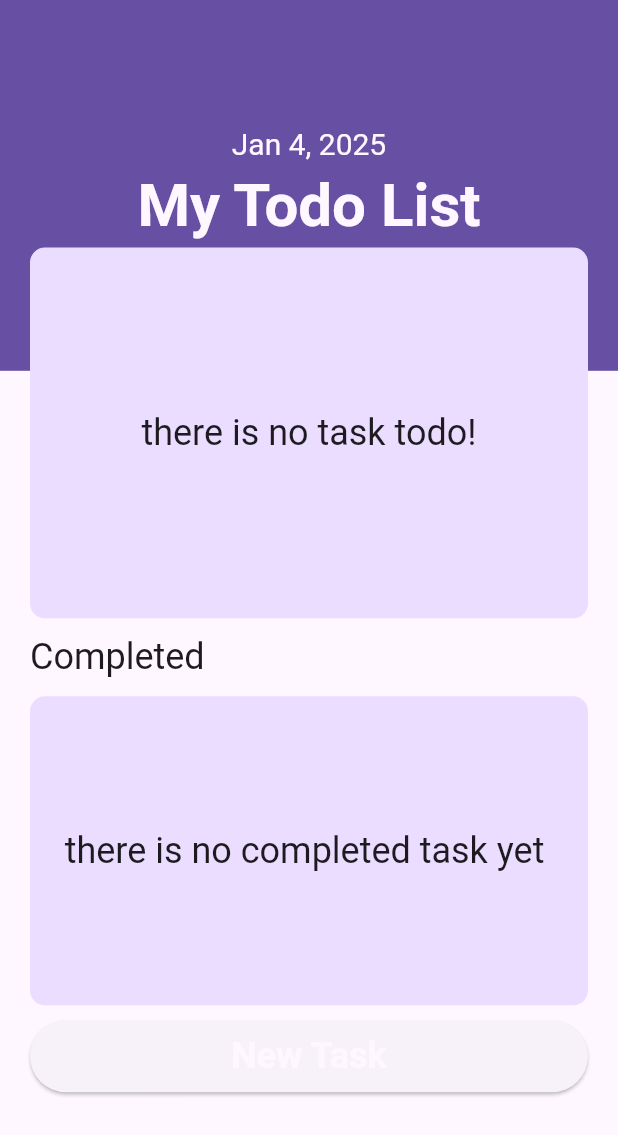
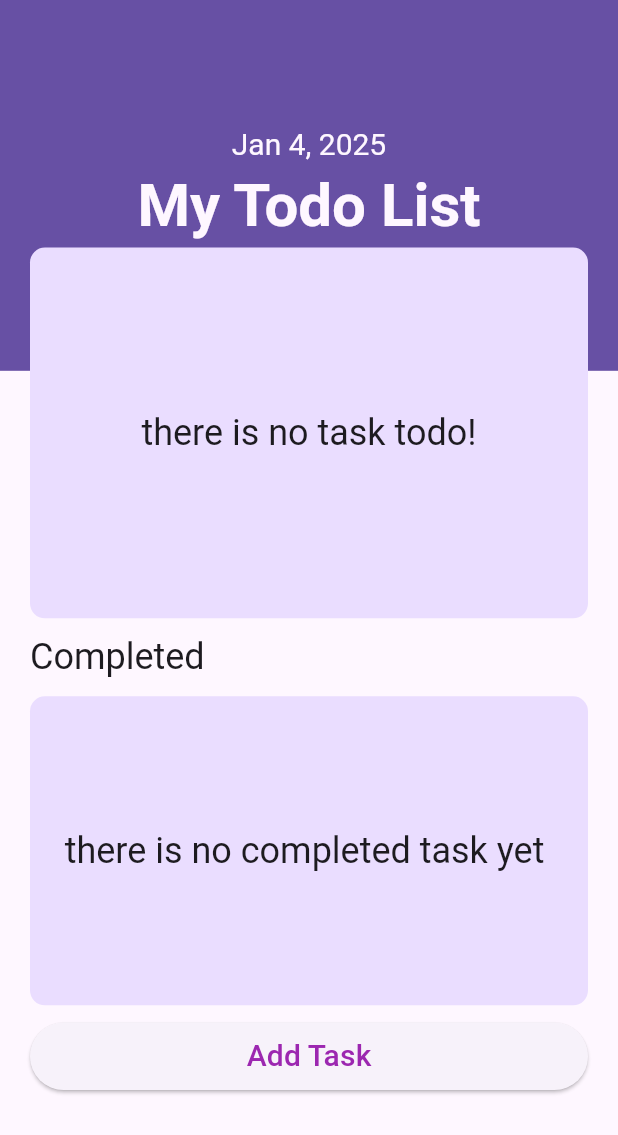
Before and after one commit to donsfak/Trackers_app, a Flutter app: the screen it shows after launch, on a phone screen of 412 x 824 dp. Shown: the top 1135 px of the screen. Run offline on Flutter 3.47's test engine with Material 3 defaults, Android fonts, the phone set to English and light mode, and no system bars; our stand-ins replace equatable, flex_color_scheme, flutter_riverpod, font_awesome_flutter, go_router, google_fonts and 1 more; accounts and stored records are empty.

Commit message:
Initial commit

```diff
--- a/lib/screens/home_screen.dart
+++ b/lib/screens/home_screen.dart
@@ -82,7 +82,11 @@ class HomeScreen extends ConsumerWidget {
                         onPressed: () => context.push(RouteLocation.createTask),
                         child: const Padding(
                           padding: EdgeInsets.all(8.0),
-                          child: DisplayWhiteText(text: 'New Task'),
+                          child: Text(
+                            'Add Task',
+                            style:
+                                TextStyle(fontSize: 20, color: Colors.purple),
+                          ),
                         ),
                       ),
                     ],
```
Also changed, not shown: lib/screens/create_task_screen.dart (+6 -4 lines), pubspec.lock.
